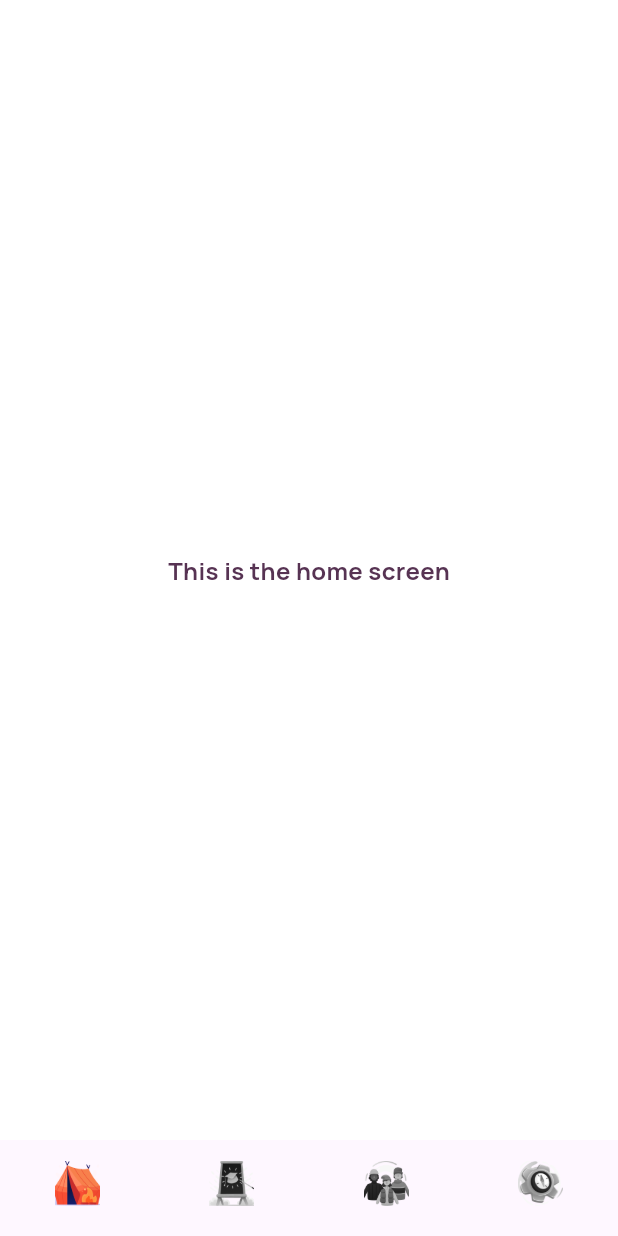
After one commit to SourishBiswas23/habit_builder, a Flutter app: the BottomNavBar screen opened by its route, on a phone screen of 412 x 824 dp. The commit adds this screen. Run offline on Flutter 3.47's test engine with Material 3 defaults, Android fonts, the phone set to English and light mode, and no system bars; our stand-ins replace logger, smooth_page_indicator.

Commit message:
Added the bottom_nav_bar and the nav bar screens

```diff
--- a/lib/routes.dart
+++ b/lib/routes.dart
@@ -1,4 +1,5 @@
 import 'package:flutter/material.dart';
+import 'package:habit_builder/views/bottom_nav_bar/bottom_nav_bar.dart';
 import 'package:habit_builder/views/onboarding/signup_and_login/forgot_password_screen/forgot_password_screen.dart';
 
 import 'views/not_found_screen/not_found_screen.dart';
@@ -14,6 +15,7 @@ enum AppRoute {
   loginScreen,
   signupScreen,
   forgotPasswordScreen,
+  bottomNavBarScreen,
 }
 
 class _Paths {
@@ -23,6 +25,7 @@ class _Paths {
   static const String loginScreen = '/loginScreen';
   static const String signupScreen = '/signupScreen';
   static const String forgotPasswordScreen = '/forgotPasswordScreen';
+  static const String bottomNavBarScreen = '/bottomNavBarScreen';
 
   static const Map<AppRoute, String> _pathMap = {
     AppRoute.splashScreen: _Paths.splashScreen,
@@ -31,6 +34,7 @@ class _Paths {
     AppRoute.loginScreen: _Paths.loginScreen,
     AppRoute.signupScreen: _Paths.signupScreen,
     AppRoute.forgotPasswordScreen: _Paths.forgotPasswordScreen,
+    AppRoute.bottomNavBarScreen: _Paths.bottomNavBarScreen,
   };
 
   static String of(AppRoute appRoute) => _pathMap[appRoute] ?? notFoundScreen;
@@ -66,6 +70,10 @@ class AppNavigator {
         return MaterialPageRoute(
           builder: (context) => const ForgotPasswordScreen(),
         );
+      case _Paths.bottomNavBarScreen:
+        return MaterialPageRoute(
+          builder: (context) => const BottomNavBar(),
+        );
       default:
         return MaterialPageRoute(
           builder: (context) => const NotFoundScreen(),
--- /dev/null
+++ b/lib/views/bottom_nav_bar/bottom_nav_bar.dart
@@ -0,0 +1,133 @@
+import 'package:flutter/material.dart';
+
+import '../community_screen/community_screen.dart';
+import '../courses_screen/courses_screen.dart';
+import '../home_screen/home_screen.dart';
+import '../settings_screen/settings_screen.dart';
+
+class BottomNavBar extends StatefulWidget {
+  const BottomNavBar({super.key});
+
+  @override
+  State<BottomNavBar> createState() => _BottomNavBarState();
+}
+
+class _BottomNavBarState extends State<BottomNavBar> {
+  int _selectedIndex = 0;
+
+  final List<Widget> _screens = [
+    const HomeScreen(),
+    const CoursesScreen(),
+    const CommunityScreen(),
+    const SettingsScreen(),
+  ];
+
+  final List<String> _labels = [
+    'home',
+    'courses',
+    'community',
+    'settings',
+  ];
+
+  final List<String> _selectedIconPath = [
+    'assets/images/home_selected.png',
+    'assets/images/courses_selected.png',
+    'assets/images/community_selected.png',
+    'assets/images/settings_selected.png',
+  ];
+  final List<String> _unSelectedIconPath = [
+    'assets/images/home_un_selected.png',
+    'assets/images/courses_un_selected.png',
+    'assets/images/community_un_selected.png',
+    'assets/images/settings_un_selected.png',
+  ];
+
+  @override
+  Widget build(BuildContext context) {
+    return Scaffold(
+      // appBar: appbar,
+      body: _screens[_selectedIndex],
+      bottomNavigationBar: ClipPath(
+        // clipper: CurvedBottomNavigationBarClipper(),
+        child: BottomNavigationBar(
+          iconSize: 5,
+          type: BottomNavigationBarType.fixed,
+          showSelectedLabels: false,
+          showUnselectedLabels: false,
+          currentIndex: _selectedIndex,
+          onTap: (value) {
+            setState(() {
+              _selectedIndex = value;
+            });
+          },
+          items: List.generate(_screens.length, (index) {
+            return BottomNavigationBarItem(
+              label: _labels[index],
+              icon: index == _selectedIndex
+                  ? Image.asset(
+                      _selectedIconPath[index],
+                      fit: BoxFit.cover,
+                      height: 30,
+                      width: 30,
+                    )
+                  : Image.asset(
+                      _unSelectedIconPath[index],
+                      fit: BoxFit.cover,
+                      height: 30,
+                      width: 30,
+                    ),
+            );
+          }),
+        ),
+      ),
+    );
+  }
+}
+
+class CurvedBottomNavigationBarClipper extends CustomClipper<Path> {
+  @override
+  Path getClip(Size size) {
+    final path = Path();
+    path.moveTo(0, size.height);
+
+    path.lineTo(size.width, size.height);
+    path.cubicTo(
+      size.width * 0.35,
+      size.height,
+      size.width * 0.41,
+      size.height * 0.75,
+      size.width * 0.45,
+      size.height * 0.65,
+    );
+    path.cubicTo(
+      size.width * 0.49,
+      size.height * 0.55,
+      size.width * 0.55,
+      size.height * 0.55,
+      size.width * 0.59,
+      size.height * 0.65,
+    );
+    path.cubicTo(
+      size.width * 0.63,
+      size.height * 0.75,
+      size.width * 0.69,
+      size.height,
+      size.width * 0.71,
+      size.height,
+    );
+
+    path.lineTo(
+      size.width,
+      size.height,
+    );
+    path.lineTo(size.width, 0);
+    path.lineTo(0, 0);
+
+    path.close();
+
+    return path;
+  }
+
+  @override
+  bool shouldReclip(CustomClipper<Path> oldClipper) => false;
+}
--- /dev/null
+++ b/lib/views/home_screen/home_screen.dart
@@ -0,0 +1,14 @@
+import 'package:flutter/material.dart';
+
+class HomeScreen extends StatelessWidget {
+  const HomeScreen({super.key});
+
+  @override
+  Widget build(BuildContext context) {
+    return const Scaffold(
+      body: Center(
+        child: Text('This is the home screen'),
+      ),
+    );
+  }
+}
```
Also changed, not shown: lib/views/community_screen/community_screen.dart (added, +14 -0 lines), lib/views/courses_screen/courses_screen.dart (added, +14 -0 lines), lib/views/settings_screen/settings_screen.dart (added, +14 -0 lines).
